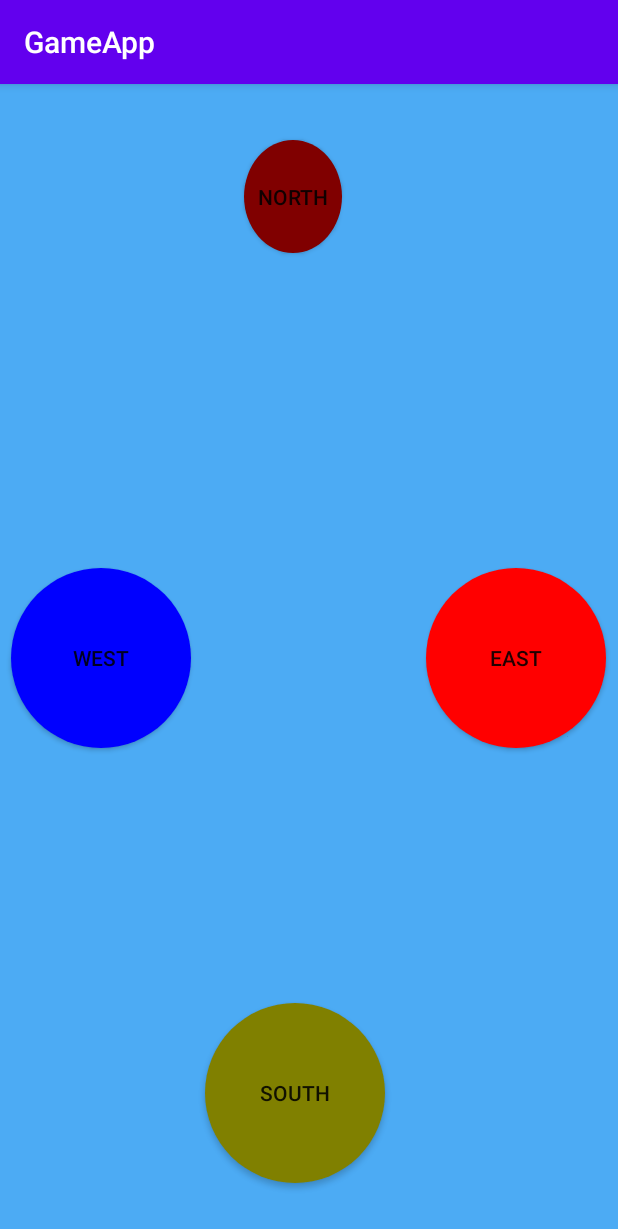
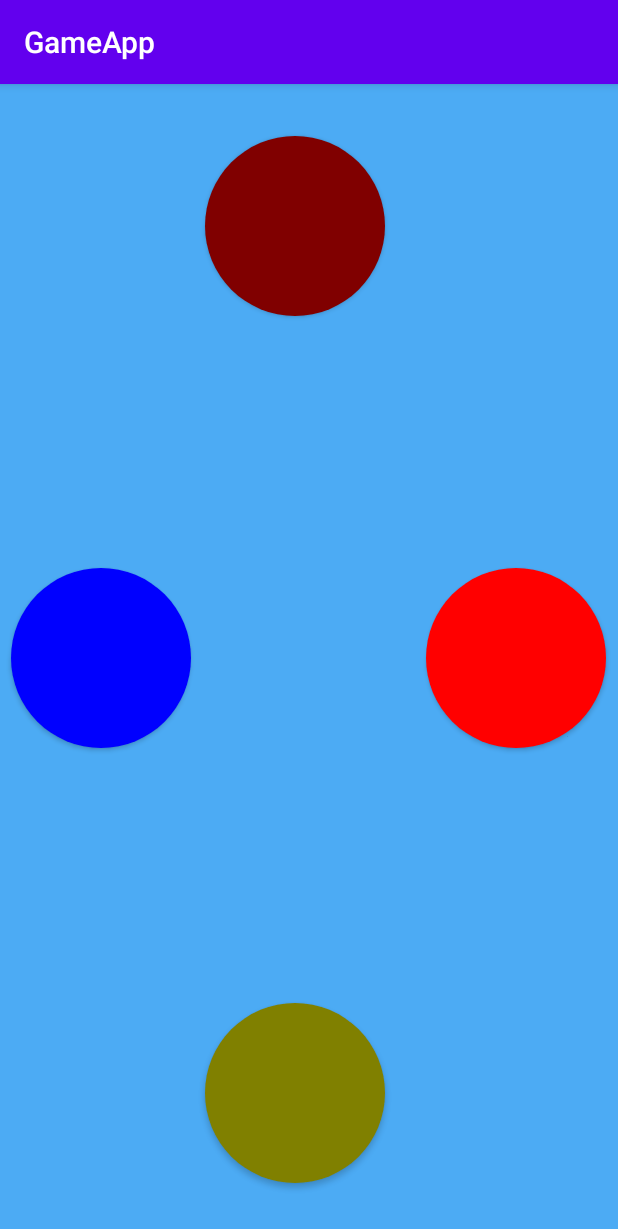
Before and after one commit to shaneb214/Resistor-Calculator-App, an Android app: the screen it shows after launch (SequenceActivity), after a tap on "TRY SEQUENCE", on a phone screen of 412 x 824 dp. Shown: the top 1229 px of the screen. Run offline under Robolectric (Android 15) with nearby library versions, the phone set to English and light mode, and no system bars.

```diff
--- a/app/src/main/java/edu/shanebutler/gameapp/GameInfo.java
+++ b/app/src/main/java/edu/shanebutler/gameapp/GameInfo.java
@@ -7,13 +7,19 @@ public class GameInfo
 {
     public static ArrayList<Integer> sequence = new ArrayList<>();
 
-    public static boolean PlayerLost = true;
+    //Round.
     public static int roundNumber = 1;
+
+    //Sequence.
     public static int startingSequenceAmount;
     public static int currentSequenceAmount;
     private static int sequenceIncreaseAmount = 2;
+
+    //Score.
     public static int playerScore = 0;
-    private static int scoreIncreasePerRound = 2;
+    private static int startingScoreToGivePerRound = 4;
+    private static int currentScoreToGivePerRound = startingScoreToGivePerRound;
+
     public static int totalNumberOfButtons;
 
     public static void AddRandomNumbersToSequence(int amountToAdd)
@@ -29,7 +35,9 @@ public class GameInfo
     public static void GoToNextRound()
     {
         roundNumber++;
-        playerScore += scoreIncreasePerRound;
+        playerScore += currentScoreToGivePerRound;
+
+        currentScoreToGivePerRound += startingScoreToGivePerRound; //Score given to player will be 4, 8, 16, 32 etc.
 
         currentSequenceAmount += sequenceIncreaseAmount;
         AddRandomNumbersToSequence(sequenceIncreaseAmount);
@@ -40,6 +48,7 @@ public class GameInfo
         sequence.clear();
         roundNumber = 1;
         playerScore = 0;
+        currentScoreToGivePerRound = startingScoreToGivePerRound;
     }
 
     public static boolean IsAtStartOfGame(){return sequence.size() == 0;}
--- a/app/src/main/java/edu/shanebutler/gameapp/GameOverActivity.java
+++ b/app/src/main/java/edu/shanebutler/gameapp/GameOverActivity.java
@@ -2,7 +2,6 @@ package edu.shanebutler.gameapp;
 
 import android.content.Intent;
 import android.os.Bundle;
-import android.util.Log;
 import android.view.View;
 import android.widget.Button;
 import android.widget.EditText;
@@ -71,7 +70,6 @@ public class GameOverActivity extends AppCompatActivity {
         {
             //Add score to database.
             db.addGamescore(new GameScore(etEnterName.getText().toString().trim(),GameInfo.playerScore));
-            Log.i("ADDED TO DATABASE","Database score count is " + db.getGamescoresCount());
 
             //Disable edittext and button.
             DisableScoreEntryUI();
--- a/app/src/main/java/edu/shanebutler/gameapp/GameScore.java
+++ b/app/src/main/java/edu/shanebutler/gameapp/GameScore.java
@@ -31,7 +31,8 @@ public class GameScore implements Comparable<GameScore>
 
 
     @Override
-    public int compareTo(GameScore other) {
+    public int compareTo(GameScore other)
+    {
 
         if(getScore() < other.getScore())
             return 1;
--- a/app/src/main/java/edu/shanebutler/gameapp/HighScores.java
+++ b/app/src/main/java/edu/shanebutler/gameapp/HighScores.java
@@ -2,7 +2,6 @@ package edu.shanebutler.gameapp;
 
 import android.content.Intent;
 import android.os.Bundle;
-import android.util.Log;
 import android.view.View;
 import android.widget.Button;
 import android.widget.TextView;
@@ -48,7 +47,6 @@ public class HighScores extends AppCompatActivity
         {
             GameScore score = top5Scores.get(i);
             String startingText = (i + 1) + ". " + score.getName();
-            Log.i("TEST",startingText + GenerateWhiteSpace(padLeftTotalAmount - startingText.length()) + score.getScore());
             tvHighScoreTable[i].setText(startingText + GenerateWhiteSpace(padLeftTotalAmount - startingText.length()) + score.getScore());
         }
     }
--- a/app/src/main/res/layout/activity_main.xml
+++ b/app/src/main/res/layout/activity_main.xml
@@ -25,7 +25,6 @@
         android:layout_width="wrap_content"
         android:layout_height="wrap_content"
         android:background="@drawable/rounded_button"
-        android:text="East"
         app:layout_constraintBottom_toBottomOf="parent"
         app:layout_constraintEnd_toEndOf="parent"
         app:layout_constraintHorizontal_bias="0.592"
@@ -38,7 +37,6 @@
         android:layout_width="wrap_content"
         android:layout_height="wrap_content"
         android:background="@drawable/rounded_button"
-        android:text="South"
         app:layout_constraintBottom_toBottomOf="parent"
         app:layout_constraintEnd_toEndOf="parent"
         app:layout_constraintHorizontal_bias="0.317"
@@ -51,7 +49,6 @@
         android:layout_width="wrap_content"
         android:layout_height="wrap_content"
         android:background="@drawable/rounded_button"
-        android:text="West"
         app:layout_constraintBottom_toBottomOf="parent"
         app:layout_constraintEnd_toEndOf="parent"
         app:layout_constraintHorizontal_bias="0.87"
@@ -90,7 +87,6 @@
         android:layout_width="wrap_content"
         android:layout_height="wrap_content"
         android:background="@drawable/rounded_button"
-        android:text="North"
         app:layout_constraintBottom_toBottomOf="parent"
         app:layout_constraintEnd_toEndOf="parent"
         app:layout_constraintHorizontal_bias="0.024"
--- a/app/src/main/res/layout/activity_sequence.xml
+++ b/app/src/main/res/layout/activity_sequence.xml
@@ -12,7 +12,6 @@
         android:layout_width="wrap_content"
         android:layout_height="wrap_content"
         android:background="@drawable/rounded_button"
-        android:text="West"
         app:layout_constraintBottom_toBottomOf="parent"
         app:layout_constraintEnd_toEndOf="parent"
         app:layout_constraintHorizontal_bias="0.026"
@@ -25,7 +24,6 @@
         android:layout_width="wrap_content"
         android:layout_height="wrap_content"
         android:background="@drawable/rounded_button"
-        android:text="East"
         app:layout_constraintBottom_toBottomOf="parent"
         app:layout_constraintEnd_toEndOf="parent"
         app:layout_constraintHorizontal_bias="0.973"
@@ -35,10 +33,9 @@
 
     <Button
         android:id="@+id/btnNorth"
-        android:layout_width="65dp"
-        android:layout_height="75dp"
+        android:layout_width="wrap_content"
+        android:layout_height="wrap_content"
         android:background="@drawable/rounded_button"
-        android:text="North"
         app:layout_constraintBottom_toBottomOf="parent"
         app:layout_constraintEnd_toEndOf="parent"
         app:layout_constraintHorizontal_bias="0.469"
@@ -51,7 +48,6 @@
         android:layout_width="wrap_content"
         android:layout_height="wrap_content"
         android:background="@drawable/rounded_button"
-        android:text="South"
         app:layout_constraintBottom_toBottomOf="parent"
         app:layout_constraintEnd_toEndOf="parent"
         app:layout_constraintHorizontal_bias="0.469"
```
Also changed, not shown: app/src/main/java/edu/shanebutler/gameapp/DatabaseHandler.java (+5 -3 lines), app/src/main/java/edu/shanebutler/gameapp/MainActivity.java (+6 -7 lines), app/src/main/java/edu/shanebutler/gameapp/SequenceActivity.java (+9 -15 lines).
